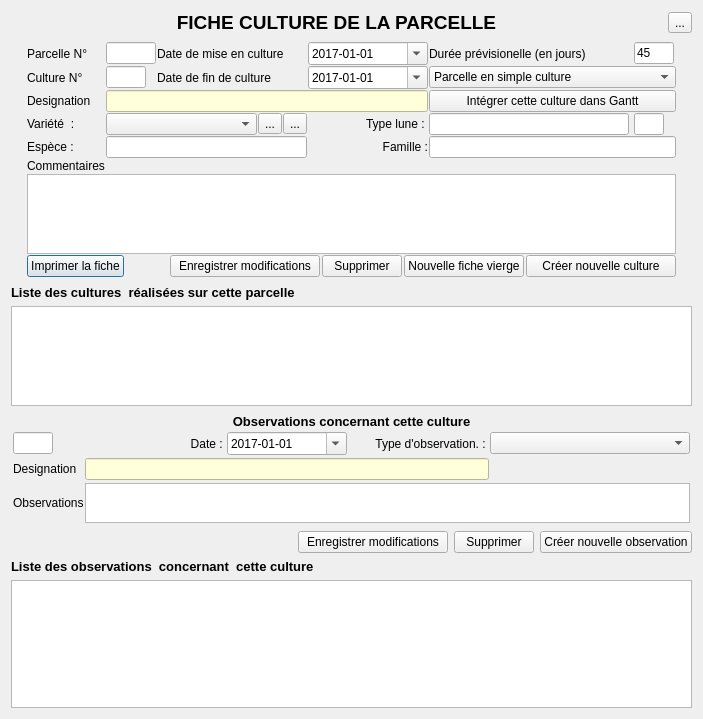
Above: dialogs/cultures.ui from liberodark/openjardin before the change. Below: the same form after it.
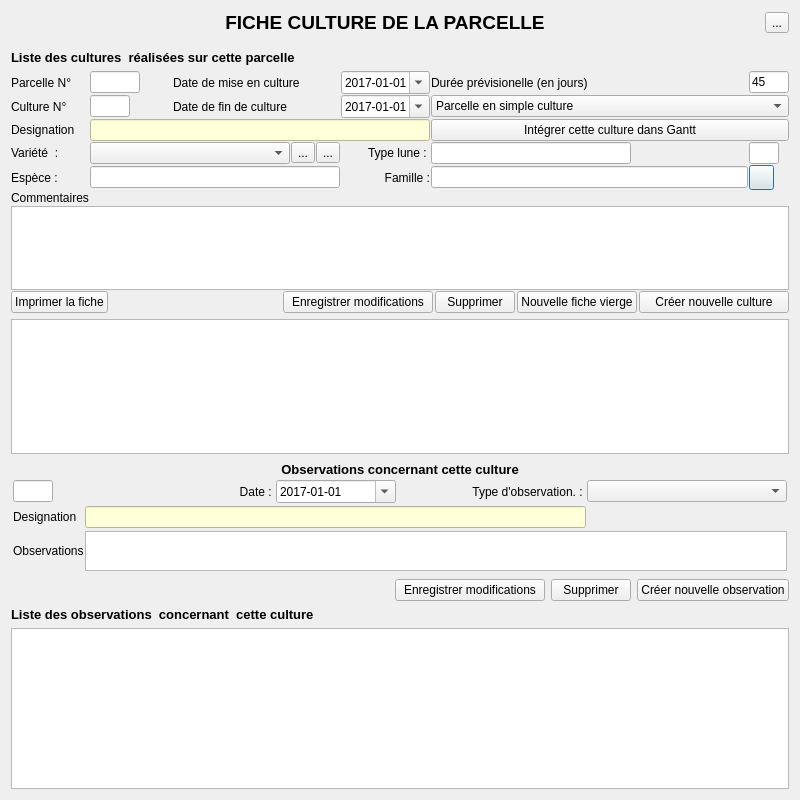
That is the form after the change. Icons and pictures are not drawn.

The edit to the form file:
```diff
--- a/dialogs/cultures.ui
+++ b/dialogs/cultures.ui
@@ -6,19 +6,19 @@
    <rect>
     <x>0</x>
     <y>0</y>
-    <width>703</width>
-    <height>719</height>
+    <width>800</width>
+    <height>800</height>
    </rect>
   </property>
   <property name="minimumSize">
    <size>
-    <width>700</width>
-    <height>600</height>
+    <width>800</width>
+    <height>800</height>
    </size>
   </property>
   <property name="maximumSize">
    <size>
-    <width>750</width>
+    <width>800</width>
     <height>1000</height>
    </size>
   </property>
@@ -102,66 +102,45 @@
           <property name="bottomMargin">
            <number>2</number>
           </property>
+         </layout>
+        </widget>
+       </item>
+       <item>
+        <layout class="QVBoxLayout" name="verticalLayout_3">
+         <item>
+          <widget class="QLabel" name="label_8">
+           <property name="maximumSize">
+            <size>
+             <width>16777215</width>
+             <height>30</height>
+            </size>
+           </property>
+           <property name="font">
+            <font>
+             <pointsize>10</pointsize>
+             <weight>75</weight>
+             <bold>true</bold>
+            </font>
+           </property>
+           <property name="text">
+            <string>Liste des cultures  réalisées sur cette parcelle</string>
+           </property>
+          </widget>
+         </item>
           <item>
            <layout class="QGridLayout" name="gridLayout">
             <property name="spacing">
              <number>1</number>
             </property>
-            <item row="4" column="3">
-             <widget class="QLabel" name="label_7">
-              <property name="maximumSize">
+           <item row="9" column="1" colspan="2">
+            <widget class="QLineEdit" name="lineEdit_Fiche_culture_espece">
+             <property name="minimumSize">
                <size>
-                <width>120</width>
-                <height>30</height>
-               </size>
-              </property>
-              <property name="text">
-               <string>Type lune : </string>
-              </property>
-              <property name="alignment">
-               <set>Qt::AlignRight|Qt::AlignTrailing|Qt::AlignVCenter</set>
-              </property>
-             </widget>
-            </item>
-            <item row="1" column="2">
-             <widget class="QLabel" name="label_3">
-              <property name="text">
-               <string>Date de fin de culture</string>
-              </property>
-             </widget>
-            </item>
-            <item row="1" column="0">
-             <widget class="QLabel" name="label_10">
-              <property name="text">
-               <string>Culture N°</string>
-              </property>
-             </widget>
-            </item>
-            <item row="1" column="3">
-             <widget class="QDateEdit" name="dateEdit_fin_culture">
-              <property name="maximumSize">
-               <size>
-                <width>120</width>
-                <height>16777215</height>
-               </size>
-              </property>
-              <property name="inputMethodHints">
-               <set>Qt::ImhFormattedNumbersOnly</set>
-              </property>
-              <property name="dateTime">
-               <datetime>
-                <hour>0</hour>
-                <minute>0</minute>
-                <second>0</second>
-                <year>2017</year>
-                <month>1</month>
-                <day>1</day>
-               </datetime>
-              </property>
-              <property name="displayFormat">
-               <string>yyyy-MM-dd</string>
-              </property>
-              <property name="calendarPopup">
+               <width>250</width>
+               <height>0</height>
+              </size>
+             </property>
+             <property name="readOnly">
                <bool>true</bool>
               </property>
              </widget>
@@ -217,108 +196,62 @@
               </item>
              </layout>
             </item>
-            <item row="10" column="0" colspan="6">
-             <widget class="QPlainTextEdit" name="plainTextEdit_commentaires">
-              <property name="minimumSize">
-               <size>
-                <width>0</width>
-                <height>80</height>
-               </size>
-              </property>
+           <item row="0" column="3">
+            <widget class="QDateEdit" name="dateEdit">
               <property name="maximumSize">
                <size>
-                <width>16777215</width>
-                <height>100</height>
-               </size>
-              </property>
-             </widget>
-            </item>
-            <item row="11" column="0" colspan="6">
-             <layout class="QHBoxLayout" name="horizontalLayout">
-              <property name="spacing">
-               <number>2</number>
-              </property>
-              <item>
-               <widget class="QPushButton" name="pushButton_print_fiche">
-                <property name="text">
-                 <string>Imprimer la fiche</string>
-                </property>
-               </widget>
-              </item>
-              <item>
-               <spacer name="horizontalSpacer">
-                <property name="orientation">
-                 <enum>Qt::Horizontal</enum>
-                </property>
-                <property name="sizeHint" stdset="0">
-                 <size>
-                  <width>40</width>
-                  <height>20</height>
-                 </size>
-                </property>
-               </spacer>
-              </item>
-              <item>
-               <widget class="QPushButton" name="pushButton_modifier">
-                <property name="minimumSize">
-                 <size>
-                  <width>150</width>
-                  <height>0</height>
-                 </size>
-                </property>
-                <property name="maximumSize">
-                 <size>
-                  <width>200</width>
-                  <height>16777215</height>
-                 </size>
-                </property>
-                <property name="text">
-                 <string>Enregistrer modifications</string>
-                </property>
-               </widget>
-              </item>
-              <item>
-               <widget class="QPushButton" name="pushButton_supprimer_culture">
+               <width>120</width>
+               <height>16777215</height>
+              </size>
+             </property>
+             <property name="inputMethodHints">
+              <set>Qt::ImhFormattedNumbersOnly</set>
+             </property>
+             <property name="dateTime">
+              <datetime>
+               <hour>0</hour>
+               <minute>0</minute>
+               <second>0</second>
+               <year>2017</year>
+               <month>1</month>
+               <day>1</day>
+              </datetime>
+             </property>
+             <property name="displayFormat">
+              <string>yyyy-MM-dd</string>
+             </property>
+             <property name="calendarPopup">
+              <bool>true</bool>
+             </property>
+            </widget>
+           </item>
+           <item row="9" column="0">
+            <widget class="QLabel" name="label_18">
                 <property name="text">
-                 <string>Supprimer</string>
+              <string>Espèce :</string>
                 </property>
                </widget>
               </item>
-              <item>
-               <widget class="QPushButton" name="pushButton_nouvelleOperation">
-                <property name="text">
-                 <string>Nouvelle fiche vierge</string>
-                </property>
-               </widget>
-              </item>
-              <item>
-               <widget class="QPushButton" name="pushButton_validerData">
-                <property name="minimumSize">
-                 <size>
-                  <width>150</width>
-                  <height>0</height>
-                 </size>
-                </property>
-                <property name="maximumSize">
-                 <size>
-                  <width>200</width>
-                  <height>16777215</height>
-                 </size>
-                </property>
-                <property name="text">
-                 <string>Créer nouvelle culture</string>
-                </property>
-               </widget>
-              </item>
-             </layout>
-            </item>
-            <item row="7" column="4" colspan="2">
+           <item row="9" column="4">
              <widget class="QLineEdit" name="lineEdit_Fiche_culture_famille">
               <property name="readOnly">
                <bool>true</bool>
               </property>
              </widget>
             </item>
+           <item row="11" column="0">
+            <widget class="QLabel" name="label_16">
+             <property name="maximumSize">
+              <size>
+               <width>16777215</width>
+               <height>20</height>
+              </size>
+             </property>
+             <property name="text">
+              <string>Commentaires</string>
+             </property>
+            </widget>
+           </item>
             <item row="0" column="5">
              <widget class="QLineEdit" name="lineEdit_duree">
               <property name="maximumSize">
@@ -332,6 +265,45 @@
               </property>
              </widget>
             </item>
+           <item row="2" column="0">
+            <widget class="QLabel" name="label_2">
+             <property name="text">
+              <string>Designation</string>
+             </property>
+            </widget>
+           </item>
+           <item row="1" column="1">
+            <widget class="QLineEdit" name="lineEdit_id_cultures">
+             <property name="maximumSize">
+              <size>
+               <width>40</width>
+               <height>16777215</height>
+              </size>
+             </property>
+             <property name="readOnly">
+              <bool>true</bool>
+             </property>
+            </widget>
+           </item>
+           <item row="4" column="0">
+            <widget class="QLabel" name="label_6">
+             <property name="maximumSize">
+              <size>
+               <width>50</width>
+               <height>30</height>
+              </size>
+             </property>
+             <property name="cursor">
+              <cursorShape>CrossCursor</cursorShape>
+             </property>
+             <property name="lineWidth">
+              <number>9</number>
+             </property>
+             <property name="text">
+              <string>Variété  : </string>
+             </property>
+            </widget>
+           </item>
             <item row="2" column="1" colspan="3">
              <widget class="QLineEdit" name="lineEditDesignation">
               <property name="styleSheet">
@@ -339,13 +311,6 @@
               </property>
              </widget>
             </item>
-            <item row="7" column="1" colspan="2">
-             <widget class="QLineEdit" name="lineEdit_Fiche_culture_espece">
-              <property name="readOnly">
-               <bool>true</bool>
-              </property>
-             </widget>
-            </item>
             <item row="0" column="2">
              <widget class="QLabel" name="label_4">
               <property name="maximumSize">
@@ -359,84 +324,6 @@
               </property>
              </widget>
             </item>
-            <item row="1" column="1">
-             <widget class="QLineEdit" name="lineEdit_id_cultures">
-              <property name="maximumSize">
-               <size>
-                <width>40</width>
-                <height>16777215</height>
-               </size>
-              </property>
-              <property name="readOnly">
-               <bool>true</bool>
-              </property>
-             </widget>
-            </item>
-            <item row="4" column="5">
-             <widget class="QLineEdit" name="lineEditTypeLune">
-              <property name="maximumSize">
-               <size>
-                <width>30</width>
-                <height>16777215</height>
-               </size>
-              </property>
-              <property name="acceptDrops">
-               <bool>false</bool>
-              </property>
-              <property name="readOnly">
-               <bool>true</bool>
-              </property>
-             </widget>
-            </item>
-            <item row="4" column="4">
-             <widget class="QLineEdit" name="lineEditDesign_Lune">
-              <property name="maximumSize">
-               <size>
-                <width>200</width>
-                <height>16777215</height>
-               </size>
-              </property>
-              <property name="readOnly">
-               <bool>true</bool>
-              </property>
-             </widget>
-            </item>
-            <item row="9" column="0">
-             <widget class="QLabel" name="label_16">
-              <property name="maximumSize">
-               <size>
-                <width>16777215</width>
-                <height>20</height>
-               </size>
-              </property>
-              <property name="text">
-               <string>Commentaires</string>
-              </property>
-             </widget>
-            </item>
-            <item row="2" column="0">
-             <widget class="QLabel" name="label_2">
-              <property name="text">
-               <string>Designation</string>
-              </property>
-             </widget>
-            </item>
-            <item row="0" column="1">
-             <widget class="QLineEdit" name="lineEditIdParcelle">
-              <property name="maximumSize">
-               <size>
-                <width>50</width>
-                <height>16777215</height>
-               </size>
-              </property>
-              <property name="dragEnabled">
-               <bool>false</bool>
-              </property>
-              <property name="readOnly">
-               <bool>true</bool>
-              </property>
-             </widget>
-            </item>
             <item row="0" column="4">
              <widget class="QLabel" name="label_17">
               <property name="maximumSize">
@@ -450,10 +337,10 @@
               </property>
              </widget>
             </item>
-            <item row="7" column="0">
-             <widget class="QLabel" name="label_18">
+           <item row="1" column="0">
+            <widget class="QLabel" name="label_10">
               <property name="text">
-               <string>Espèce :</string>
+              <string>Culture N°</string>
               </property>
              </widget>
             </item>
@@ -470,7 +357,56 @@
               </property>
              </widget>
             </item>
-            <item row="7" column="3">
+           <item row="1" column="2">
+            <widget class="QLabel" name="label_3">
+             <property name="text">
+              <string>Date de fin de culture</string>
+             </property>
+            </widget>
+           </item>
+           <item row="0" column="1">
+            <widget class="QLineEdit" name="lineEditIdParcelle">
+             <property name="maximumSize">
+              <size>
+               <width>50</width>
+               <height>16777215</height>
+              </size>
+             </property>
+             <property name="dragEnabled">
+              <bool>false</bool>
+             </property>
+             <property name="readOnly">
+              <bool>true</bool>
+             </property>
+            </widget>
+           </item>
+           <item row="9" column="5">
+            <widget class="QPushButton" name="pushButton">
+             <property name="minimumSize">
+              <size>
+               <width>25</width>
+               <height>25</height>
+              </size>
+             </property>
+             <property name="maximumSize">
+              <size>
+               <width>25</width>
+               <height>25</height>
+              </size>
+             </property>
+             <property name="toolTip">
+              <string>Filtrer selon les familles</string>
+             </property>
+             <property name="text">
+              <string/>
+             </property>
+             <property name="icon">
+              <iconset resource="../openjardin.qrc">
+               <normaloff>:/images/filtre.png</normaloff>:/images/filtre.png</iconset>
+             </property>
+            </widget>
+           </item>
+           <item row="9" column="3">
              <widget class="QLabel" name="label_19">
               <property name="text">
                <string>Famille :</string>
@@ -480,6 +416,35 @@
               </property>
              </widget>
             </item>
+           <item row="4" column="4">
+            <widget class="QLineEdit" name="lineEditDesign_Lune">
+             <property name="maximumSize">
+              <size>
+               <width>200</width>
+               <height>16777215</height>
+              </size>
+             </property>
+             <property name="readOnly">
+              <bool>true</bool>
+             </property>
+            </widget>
+           </item>
+           <item row="4" column="3">
+            <widget class="QLabel" name="label_7">
+             <property name="maximumSize">
+              <size>
+               <width>120</width>
+               <height>30</height>
+              </size>
+             </property>
+             <property name="text">
+              <string>Type lune : </string>
+             </property>
+             <property name="alignment">
+              <set>Qt::AlignRight|Qt::AlignTrailing|Qt::AlignVCenter</set>
+             </property>
+            </widget>
+           </item>
             <item row="1" column="4" colspan="2">
              <widget class="QComboBox" name="comboBox_etat_culture">
               <item>
@@ -504,27 +469,8 @@
               </item>
              </widget>
             </item>
-            <item row="4" column="0">
-             <widget class="QLabel" name="label_6">
-              <property name="maximumSize">
-               <size>
-                <width>50</width>
-                <height>30</height>
-               </size>
-              </property>
-              <property name="cursor">
-               <cursorShape>CrossCursor</cursorShape>
-              </property>
-              <property name="lineWidth">
-               <number>9</number>
-              </property>
-              <property name="text">
-               <string>Variété  : </string>
-              </property>
-             </widget>
-            </item>
-            <item row="0" column="3">
-             <widget class="QDateEdit" name="dateEdit">
+           <item row="1" column="3">
+            <widget class="QDateEdit" name="dateEdit_fin_culture">
               <property name="maximumSize">
                <size>
                 <width>120</width>
@@ -559,32 +505,118 @@
               </property>
              </widget>
             </item>
-           </layout>
-          </item>
-         </layout>
-        </widget>
-       </item>
-       <item>
-        <layout class="QVBoxLayout" name="verticalLayout_3">
-         <item>
-          <widget class="QLabel" name="label_8">
+           <item row="12" column="0" colspan="6">
+            <widget class="QPlainTextEdit" name="plainTextEdit_commentaires">
+             <property name="minimumSize">
+              <size>
+               <width>0</width>
+               <height>80</height>
+              </size>
+             </property>
            <property name="maximumSize">
             <size>
              <width>16777215</width>
-             <height>30</height>
-            </size>
-           </property>
-           <property name="font">
-            <font>
-             <pointsize>10</pointsize>
-             <weight>75</weight>
-             <bold>true</bold>
-            </font>
-           </property>
+               <height>100</height>
+              </size>
+             </property>
+            </widget>
+           </item>
+           <item row="4" column="5">
+            <widget class="QLineEdit" name="lineEditTypeLune">
+             <property name="maximumSize">
+              <size>
+               <width>30</width>
+               <height>16777215</height>
+              </size>
+             </property>
+             <property name="acceptDrops">
+              <bool>false</bool>
+             </property>
+             <property name="readOnly">
+              <bool>true</bool>
+             </property>
+            </widget>
+           </item>
+           <item row="13" column="0" colspan="6">
+            <layout class="QHBoxLayout" name="horizontalLayout">
+             <property name="spacing">
+              <number>2</number>
+             </property>
+             <item>
+              <widget class="QPushButton" name="pushButton_print_fiche">
            <property name="text">
-            <string>Liste des cultures  réalisées sur cette parcelle</string>
-           </property>
-          </widget>
+                <string>Imprimer la fiche</string>
+               </property>
+              </widget>
+             </item>
+             <item>
+              <spacer name="horizontalSpacer">
+               <property name="orientation">
+                <enum>Qt::Horizontal</enum>
+               </property>
+               <property name="sizeHint" stdset="0">
+                <size>
+                 <width>40</width>
+                 <height>20</height>
+                </size>
+               </property>
+              </spacer>
+             </item>
+             <item>
+              <widget class="QPushButton" name="pushButton_modifier">
+               <property name="minimumSize">
+                <size>
+                 <width>150</width>
+                 <height>0</height>
+                </size>
+               </property>
+               <property name="maximumSize">
+                <size>
+                 <width>200</width>
+                 <height>16777215</height>
+                </size>
+               </property>
+               <property name="text">
+                <string>Enregistrer modifications</string>
+               </property>
+              </widget>
+             </item>
+             <item>
+              <widget class="QPushButton" name="pushButton_supprimer_culture">
+               <property name="text">
+                <string>Supprimer</string>
+               </property>
+              </widget>
+             </item>
+             <item>
+              <widget class="QPushButton" name="pushButton_nouvelleOperation">
+               <property name="text">
+                <string>Nouvelle fiche vierge</string>
+               </property>
+              </widget>
+             </item>
+             <item>
+              <widget class="QPushButton" name="pushButton_validerData">
+               <property name="minimumSize">
+                <size>
+                 <width>150</width>
+                 <height>0</height>
+                </size>
+               </property>
+               <property name="maximumSize">
+                <size>
+                 <width>200</width>
+                 <height>16777215</height>
+                </size>
+               </property>
+               <property name="text">
+                <string>Créer nouvelle culture</string>
+               </property>
+              </widget>
+             </item>
+            </layout>
+           </item>
+          </layout>
          </item>
          <item>
           <widget class="QTableView" name="tableViewCultures">
```
Lines whose indentation alone changed are shown as unchanged.
